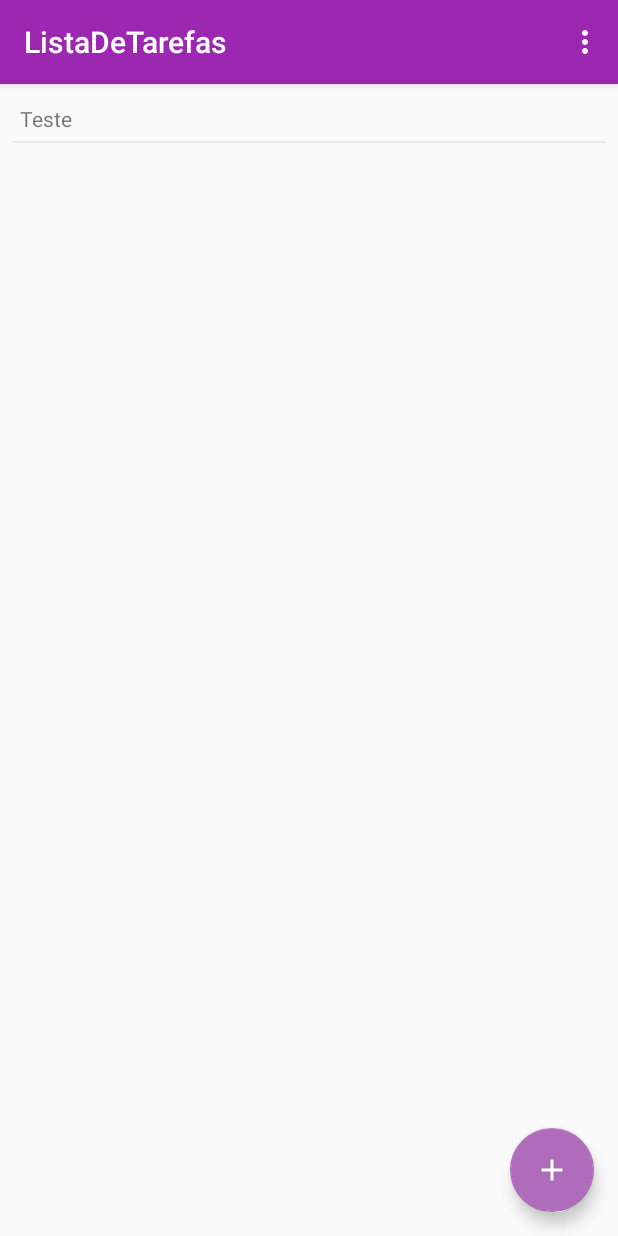
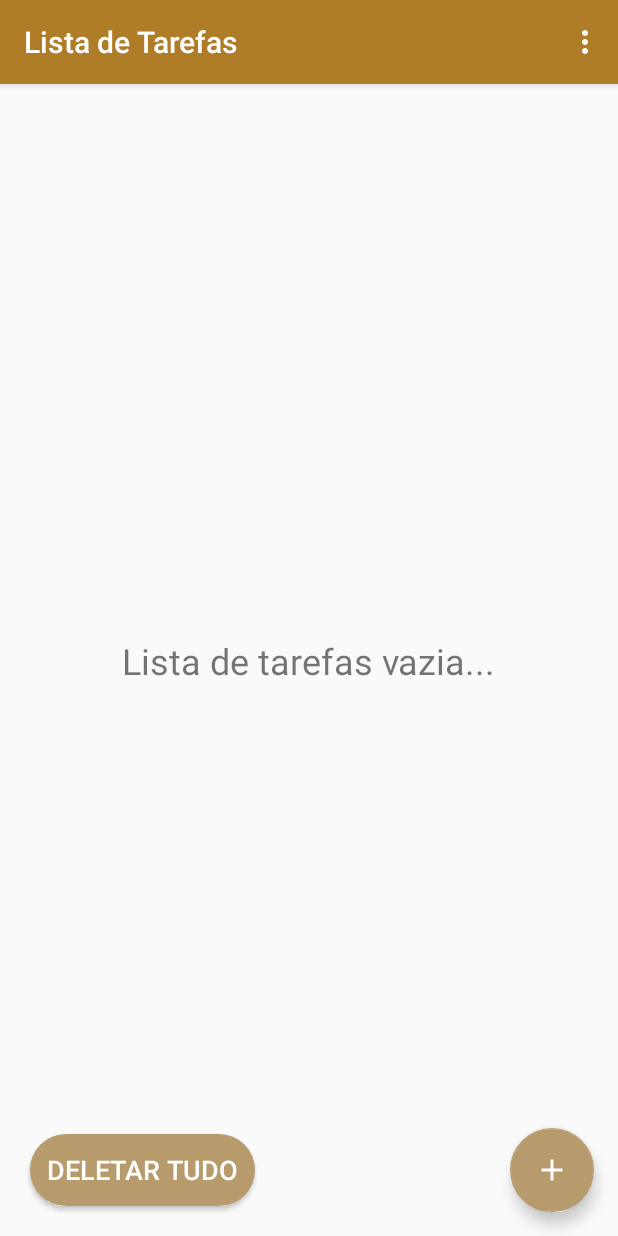
Before and after one commit to marcosnaofazisso/app-lista-de-tarefas, an Android app: the screen it shows after launch (MainActivity), on a phone screen of 412 x 824 dp. Run offline under Robolectric (Android 15) with nearby library versions, the phone set to English and light mode, and no system bars.

Commit message:
improving the project ui

```diff
--- a/app/src/main/java/com/example/listadetarefas/activity/MainActivity.java
+++ b/app/src/main/java/com/example/listadetarefas/activity/MainActivity.java
@@ -24,7 +24,9 @@ import android.view.View;
 import android.view.Menu;
 import android.view.MenuItem;
 import android.widget.AdapterView;
+import android.widget.Button;
 import android.widget.LinearLayout;
+import android.widget.TextView;
 import android.widget.Toast;
 
 import java.util.ArrayList;
@@ -37,6 +39,9 @@ public class MainActivity extends AppCompatActivity {
     private List<Tarefa> listaTarefas = new ArrayList<>();
     private Tarefa tarefaSelecionada;
 
+    private TextView textInit;
+    private Button buttonDeletarTodos;
+
     @Override
     protected void onCreate(Bundle savedInstanceState) {
         super.onCreate(savedInstanceState);
@@ -48,10 +53,12 @@ public class MainActivity extends AppCompatActivity {
         //Usar o helper do Banco de Dados
         DbHelper db = new DbHelper(getApplicationContext());
 
-        ContentValues cv = new ContentValues();
-        cv.put("nome", "Teste");
+//        ContentValues cv = new ContentValues();
+//        cv.put("nome", "Teste");
+//        db.getWritableDatabase().insert("tarefas", null, cv);
 
-        db.getWritableDatabase().insert("tarefas", null, cv);
+        textInit = findViewById(R.id.textInit);
+        buttonDeletarTodos = findViewById(R.id.buttonDeletarTodos);
 
         //Adicionar evento de clique
         recyclerView.addOnItemTouchListener(
@@ -73,7 +80,7 @@ public class MainActivity extends AppCompatActivity {
                             }
 
                             @Override
-                            public void onLongItemClick(View view, int position) {
+                            public void onLongItemClick(View view, final int position) {
 
                                 //Recuperar a tarefa que usuário quer deletar
                                 tarefaSelecionada = listaTarefas.get(position);
@@ -116,9 +123,33 @@ public class MainActivity extends AppCompatActivity {
                             public void onItemClick(AdapterView<?> parent, View view, int position, long id) {
 
                             }
+
                         }
                 )
         );
+
+        buttonDeletarTodos.setOnClickListener(new View.OnClickListener() {
+            @Override
+            public void onClick(View view) {
+                TarefaDAO tarefaDAO = new TarefaDAO(getApplicationContext());
+
+                if (listaTarefas.size() < 1) {
+                    Toast.makeText(getApplicationContext(), "Não há tarefas cadastradas", Toast.LENGTH_SHORT).show();
+
+                } else {
+                    if (tarefaDAO.deletarTodos(listaTarefas)) {
+                        carregarListaTarefas();
+                        Toast.makeText(getApplicationContext(), "Tarefas apagadas com sucesso!", Toast.LENGTH_SHORT).show();
+                    } else {
+                        Toast.makeText(getApplicationContext(), "Erro!", Toast.LENGTH_SHORT).show();
+
+                    }
+
+                }
+
+
+            }
+        });
 
         Toolbar toolbar = findViewById(R.id.toolbar);
         setSupportActionBar(toolbar);
@@ -175,6 +206,13 @@ public class MainActivity extends AppCompatActivity {
         recyclerView.addItemDecoration(new DividerItemDecoration(getApplicationContext(), LinearLayout.VERTICAL));
         recyclerView.setAdapter(tarefaAdapter);
 
+        if (listaTarefas.size() < 1) {
+            textInit.setText("Lista de tarefas vazia...");
+        } else {
+            textInit.setText("");
+
+        }
+
 
     }
 
@@ -182,5 +220,7 @@ public class MainActivity extends AppCompatActivity {
     protected void onStart() {
         super.onStart();
         carregarListaTarefas();
+
+
     }
 }
--- a/app/src/main/java/com/example/listadetarefas/adapter/TarefaAdapter.java
+++ b/app/src/main/java/com/example/listadetarefas/adapter/TarefaAdapter.java
@@ -33,7 +33,7 @@ public class TarefaAdapter extends RecyclerView.Adapter<TarefaAdapter.MyViewHold
     public void onBindViewHolder(MyViewHolder holder, int position) {
 
         Tarefa tarefa = listaTarefas.get(position);
-        holder.tarefa.setText(tarefa.getNomeTarefa());
+        holder.tarefa.setText((position + 1) + " - " + tarefa.getNomeTarefa());
 
     }
 
--- a/app/src/main/java/com/example/listadetarefas/helper/DbHelper.java
+++ b/app/src/main/java/com/example/listadetarefas/helper/DbHelper.java
@@ -21,9 +21,19 @@ public class DbHelper extends SQLiteOpenHelper {
     @Override
     public void onCreate(SQLiteDatabase db) {
 
+        String sqlInit = "DROP TABLE " + TABELA_TAREFAS + " ;";
+
         String sql = "CREATE TABLE IF NOT EXISTS "
                 + TABELA_TAREFAS +
                 " (id INTEGER PRIMARY KEY AUTOINCREMENT, nome TEXT NOT NULL);";
+//
+//        try {
+//            db.execSQL(sqlInit);
+//
+//        } catch (Exception erro) {
+//            Log.i("INFO DB", "Erro ao limpar a tabela: " + erro.getMessage());
+//
+//        }
 
         try {
             db.execSQL(sql);
--- a/app/src/main/java/com/example/listadetarefas/helper/ITarefaDAO.java
+++ b/app/src/main/java/com/example/listadetarefas/helper/ITarefaDAO.java
@@ -10,4 +10,5 @@ public interface ITarefaDAO {
     public boolean atualizar(Tarefa tarefa);
     public boolean deletar(Tarefa tarefa);
     public List<Tarefa> listar();
+    public boolean deletarTodos(List<Tarefa> listaDeTarefas);
 }
--- /dev/null
+++ b/app/src/main/res/drawable/rounded_corner.xml
@@ -0,0 +1,5 @@
+<?xml version="1.0" encoding="utf-8"?>
+<shape xmlns:android="http://schemas.android.com/apk/res/android">
+    <corners android:radius="30dp" />
+    <solid android:color="@color/colorAccent"></solid>
+</shape>
--- a/app/src/main/res/layout/activity_main.xml
+++ b/app/src/main/res/layout/activity_main.xml
@@ -5,6 +5,26 @@
     android:layout_width="match_parent"
     android:layout_height="match_parent"
     tools:context=".activity.MainActivity">
+
+    <TextView
+        android:id="@+id/textInit"
+        android:layout_width="wrap_content"
+        android:layout_height="wrap_content"
+        android:textSize="24sp"
+        app:layout_anchor="@+id/include"
+        app:layout_anchorGravity="center" />
+
+    <Button
+        android:id="@+id/buttonDeletarTodos"
+        android:layout_width="150dp"
+        android:layout_height="wrap_content"
+        android:layout_margin="20dp"
+        android:background="@drawable/rounded_corner"
+        android:text="Deletar Tudo"
+        android:textColor="@android:color/white"
+        android:textSize="18sp"
+        app:layout_anchor="@+id/include"
+        app:layout_anchorGravity="start|bottom" />
 
     <com.google.android.material.appbar.AppBarLayout
         android:layout_width="match_parent"
@@ -20,7 +40,11 @@
 
     </com.google.android.material.appbar.AppBarLayout>
 
-    <include layout="@layout/content_main" />
+    <include
+        android:id="@+id/include"
+        layout="@layout/content_main"
+        app:layout_anchor="@+id/textInit"
+        app:layout_anchorGravity="center" />
 
     <com.google.android.material.floatingactionbutton.FloatingActionButton
         android:id="@+id/fab"
--- a/app/src/main/res/layout/lista_tarefas_adapter.xml
+++ b/app/src/main/res/layout/lista_tarefas_adapter.xml
@@ -10,5 +10,5 @@
         android:layout_height="wrap_content"
         android:padding="5dp"
         android:text="Estudar Android"
-        android:textSize="14sp" />
+        android:textSize="24sp" />
 </LinearLayout>
--- a/app/src/main/res/values/colors.xml
+++ b/app/src/main/res/values/colors.xml
@@ -1,6 +1,6 @@
 <?xml version="1.0" encoding="utf-8"?>
 <resources>
-    <color name="colorPrimary">#9c27b0</color>
-    <color name="colorPrimaryDark">#6c1492</color>
-    <color name="colorAccent">#ae6cba</color>
+    <color name="colorPrimary">#af7c28</color>
+    <color name="colorPrimaryDark">#916314</color>
+    <color name="colorAccent">#b79b6c</color>
 </resources>
--- a/app/src/main/res/values/strings.xml
+++ b/app/src/main/res/values/strings.xml
@@ -1,4 +1,4 @@
 <resources>
-    <string name="app_name">ListaDeTarefas</string>
+    <string name="app_name">Lista de Tarefas</string>
     <string name="action_settings">Settings</string>
 </resources>
```
Also changed, not shown: app/src/main/java/com/example/listadetarefas/helper/TarefaDAO.java (+15 -0 lines).
